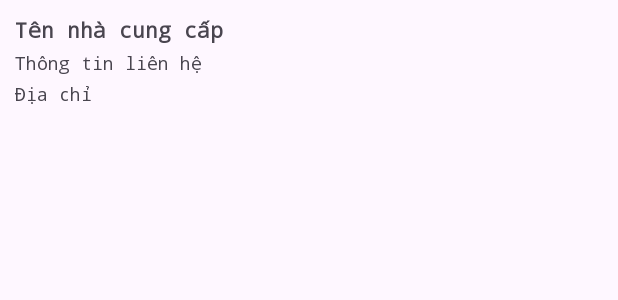
After one commit to Icegozi/Restaurant-Ingredients-management, an Android app: the layout supplier_item.xml on its own in the app's theme, with its tools: preview values and no code run, on a phone screen of 412 x 824 dp. The commit adds this screen. Shown: the top 300 px of the screen. Run offline under Robolectric (Android 15) with nearby library versions, the phone set to English and light mode, and no system bars; Roboto replaces fonts that are not available here.

Commit message:
complete project in 12/06/2024

```diff
--- a/app/src/main/java/com/example/restaurant_ingredients_management/Utils/NotificationUtils.java
+++ b/app/src/main/java/com/example/restaurant_ingredients_management/Utils/NotificationUtils.java
@@ -48,7 +48,7 @@ public class NotificationUtils extends Application {
         if (ContextCompat.checkSelfPermission(context, Manifest.permission.POST_NOTIFICATIONS) == PackageManager.PERMISSION_GRANTED) {
             // Sử dụng thời gian hiện tại để tạo notificationId
             int notificationId = (int) System.currentTimeMillis();
-            Bitmap largeIcon = BitmapFactory.decodeResource(context.getResources(),R.drawable.banh_gio_mat_mia);
+            Bitmap largeIcon = BitmapFactory.decodeResource(context.getResources(),R.drawable.thobaymau);
             NotificationCompat.Builder builder = new NotificationCompat.Builder(context, CHANNEL_ID)
                     .setSmallIcon(android.R.drawable.ic_dialog_alert) // Replace with a custom icon if available
                     .setLargeIcon(largeIcon)
--- a/app/src/main/res/layout/activity_hinh_anh.xml
+++ b/app/src/main/res/layout/activity_hinh_anh.xml
@@ -68,7 +68,7 @@
         android:layout_marginHorizontal="10dp"
         android:layout_marginBottom="16dp"
         android:background="#FAF09F"
-        android:scaleType="centerCrop" />
+        android:scaleType="fitCenter" />
 
     <LinearLayout
         android:layout_width="match_parent"
--- a/app/src/main/res/layout/layout_nha_cung_cap_adapter.xml
+++ /dev/null
@@ -1,6 +0,0 @@
-<?xml version="1.0" encoding="utf-8"?>
-<LinearLayout xmlns:android="http://schemas.android.com/apk/res/android"
-    android:layout_width="match_parent"
-    android:layout_height="match_parent">
-
-</LinearLayout>
--- /dev/null
+++ b/app/src/main/res/layout/supplier_item.xml
@@ -0,0 +1,34 @@
+<?xml version="1.0" encoding="utf-8"?>
+<LinearLayout xmlns:android="http://schemas.android.com/apk/res/android"
+    android:layout_width="match_parent"
+    android:layout_height="wrap_content"
+    android:orientation="vertical"
+    android:padding="10dp">
+
+    <TextView
+        android:id="@+id/tvSupplierName"
+        android:layout_width="match_parent"
+        android:layout_height="wrap_content"
+        android:fontFamily="monospace"
+        android:paddingBottom="4dp"
+        android:text="Tên nhà cung cấp"
+        android:textSize="14sp"
+        android:textStyle="bold" />
+
+    <TextView
+        android:id="@+id/tvSupplierContact"
+        android:layout_width="match_parent"
+        android:layout_height="wrap_content"
+        android:fontFamily="monospace"
+        android:paddingBottom="4dp"
+        android:text="Thông tin liên hệ"
+        android:textSize="12sp" />
+
+    <TextView
+        android:id="@+id/tvSupplierAddress"
+        android:layout_width="match_parent"
+        android:layout_height="wrap_content"
+        android:fontFamily="monospace"
+        android:text="Địa chỉ"
+        android:textSize="12sp" />
+</LinearLayout>
```
Also changed, not shown: app/src/main/java/com/example/restaurant_ingredients_management/Fragment/SupplierAdapter.java (added, +42 -0 lines), app/src/main/java/com/example/restaurant_ingredients_management/View/NhaCungCap.java (+4 -4 lines), app/src/main/res/layout/activity_main.xml (+115 -14 lines), app/src/main/res/drawable/thobaymau.png (added), 1 other file.
